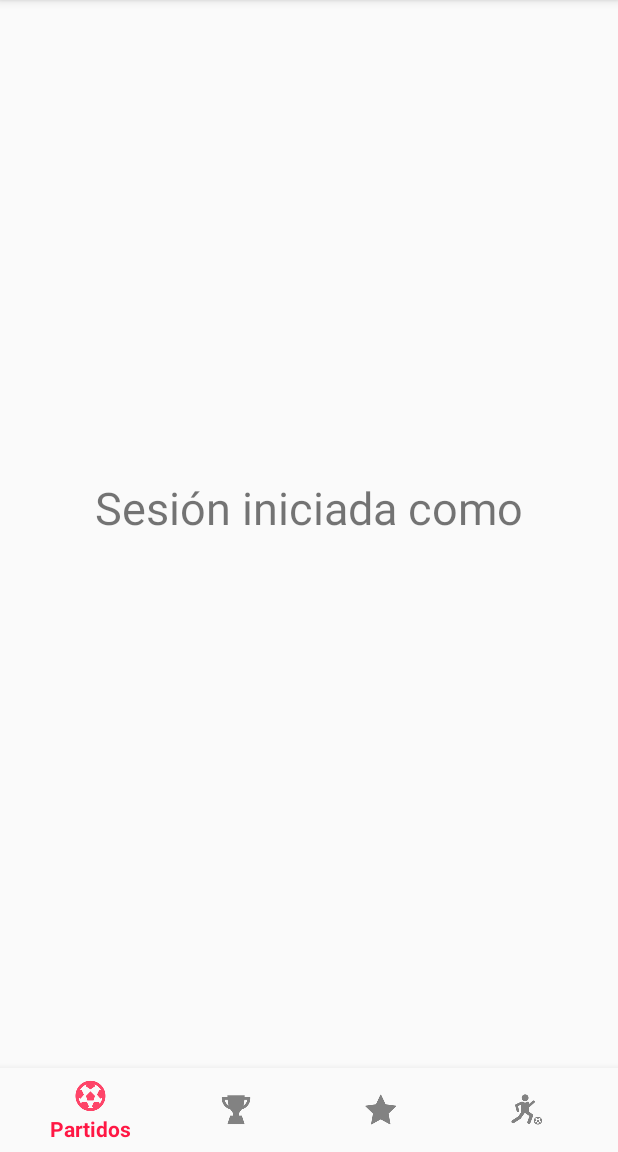
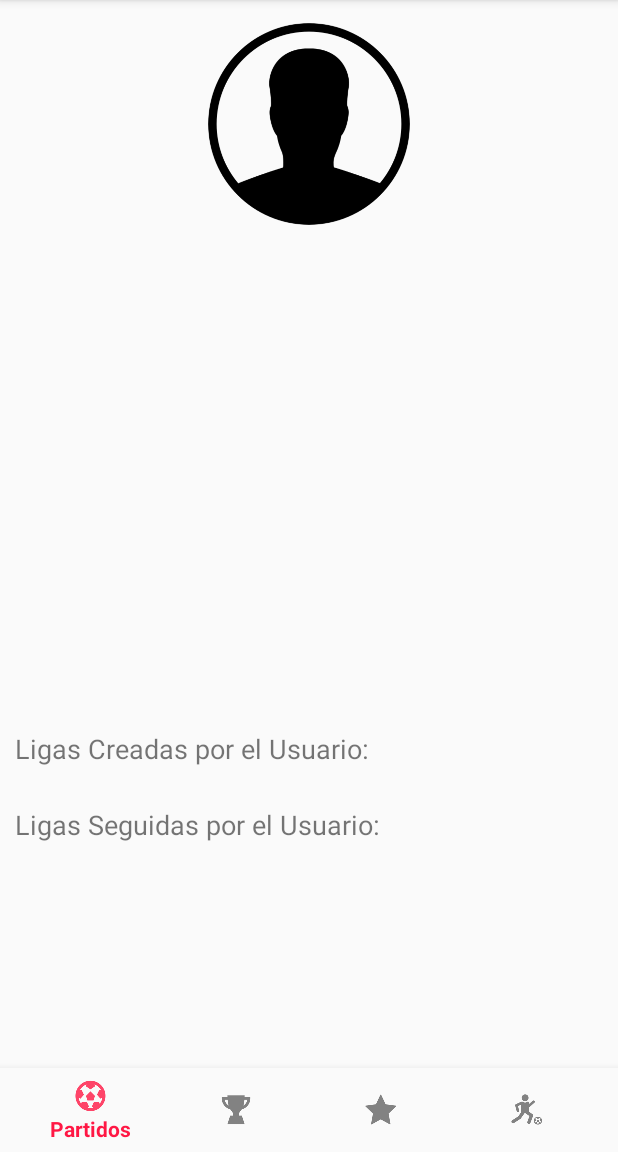
Before and after one commit to DonPolluelo/AppPichanga, an Android app: the fragment PerfilFragment placed in its activity, on a phone screen of 412 x 824 dp, the part 84-1236 px from its top. Run offline under Robolectric (Android 15) with nearby library versions, the phone set to English and light mode, and no system bars.

Commit message:
presentacion avance

```diff
--- a/app/src/main/java/com/pichangaexample/pichanga/MainActivity.java
+++ b/app/src/main/java/com/pichangaexample/pichanga/MainActivity.java
@@ -22,30 +22,6 @@ public class MainActivity extends AppCompatActivity {
 
     public static final String user = "names";
 
-
-
-    /*private BottomNavigationView.OnNavigationItemSelectedListener mOnNavigationItemSelectedListener
-            = new BottomNavigationView.OnNavigationItemSelectedListener() {
-
-        @Override
-        public boolean onNavigationItemSelected(@NonNull MenuItem item) {
-            switch (item.getItemId()) {
-                case R.id.navigation_partidos:
-                    mTextMessage.setText(R.string.title_partidos);
-                    return true;
-                case R.id.navigation_favoritos:
-                    mTextMessage.setText(R.string.title_favoritos);
-                    return true;
-                case R.id.navigation_ligas:
-                    mTextMessage.setText(R.string.title_ligas);
-                    return true;
-                case R.id.navigation_perfil:
-                    mTextMessage.setText(R.string.title_perfil);
-                    return true;
-            }
-            return false;
-        }
-    };*/
 
 
 
@@ -103,6 +79,7 @@ public class MainActivity extends AppCompatActivity {
         super.onCreate(savedInstanceState);
         setContentView(R.layout.activity_main);
 
+
         BottomNavigationView bottomNav = findViewById(R.id.bottom_navigation);
         bottomNav.setOnNavigationItemSelectedListener(navListener);
 
--- a/app/src/main/java/com/pichangaexample/pichanga/PartidosFragment.java
+++ b/app/src/main/java/com/pichangaexample/pichanga/PartidosFragment.java
@@ -2,16 +2,18 @@ package com.pichangaexample.pichanga;
 
 import android.os.Bundle;
 import android.support.annotation.Nullable;
+import android.support.design.widget.TabLayout;
 import android.support.v4.app.Fragment;
+import android.support.v4.view.ViewPager;
 import android.view.LayoutInflater;
 import android.view.View;
 import android.view.ViewGroup;
 
 public class PartidosFragment extends Fragment {
-
     @Nullable
     @Override
     public View onCreateView(LayoutInflater inflater, @Nullable ViewGroup container, @Nullable Bundle savedInstanceState) {
+
         return inflater.inflate(R.layout.fragment_partidos, container, false);
     }
 }
--- a/app/src/main/java/com/pichangaexample/pichanga/PerfilFragment.java
+++ b/app/src/main/java/com/pichangaexample/pichanga/PerfilFragment.java
@@ -12,7 +12,8 @@ import android.widget.TextView;
 import static android.content.Context.MODE_PRIVATE;
 
 public class PerfilFragment extends Fragment {
-
+    Integer i;
+    String str="";
     View view;
 
     @Nullable
@@ -23,7 +24,13 @@ public class PerfilFragment extends Fragment {
         SharedPreferences prefs = getActivity().getSharedPreferences("login", MODE_PRIVATE);
         String correo = prefs.getString("correo", "");
 
-        setText("Sesión iniciada como\n" + correo);
+        for(i=0;i<correo.length();i++){
+            if (correo.charAt(i)!='@'){
+                str += correo.charAt(i);
+            }
+            else{break;}
+        }
+        setText(str);
 
         return view;
 
--- a/app/src/main/java/com/pichangaexample/pichanga/Register.java
+++ b/app/src/main/java/com/pichangaexample/pichanga/Register.java
@@ -1,12 +1,8 @@
 package com.pichangaexample.pichanga;
 
 import android.app.ProgressDialog;
-import android.content.Context;
 import android.content.Intent;
 import android.content.SharedPreferences;
-import android.net.ConnectivityManager;
-import android.net.Network;
-import android.net.NetworkInfo;
 import android.os.Bundle;
 import android.support.annotation.NonNull;
 import android.support.v7.app.AppCompatActivity;
@@ -14,7 +10,6 @@ import android.text.TextUtils;
 import android.view.View;
 import android.widget.Button;
 import android.widget.EditText;
-import android.widget.RadioButton;
 import android.widget.Toast;
 
 import com.google.android.gms.tasks.OnCompleteListener;
@@ -22,8 +17,6 @@ import com.google.android.gms.tasks.Task;
 import com.google.firebase.auth.AuthResult;
 import com.google.firebase.auth.FirebaseAuth;
 import com.google.firebase.auth.FirebaseAuthUserCollisionException;
-
-import static com.pichangaexample.pichanga.MainActivity.user;
 
 public class Register extends AppCompatActivity implements View.OnClickListener {
 
@@ -96,7 +89,7 @@ public class Register extends AppCompatActivity implements View.OnClickListener
                         //checking if success
                         if(task.isSuccessful()){
 
-                            Toast.makeText(Register.this,"Se ha registrado el usuario con el email: "+ TextEmail.getText(),Toast.LENGTH_LONG).show();
+                            Toast.makeText(Register.this,"Se ha registrado el usuario con éxito",Toast.LENGTH_LONG).show();
                         }else{
                             if (task.getException() instanceof FirebaseAuthUserCollisionException) {//si se presenta una colisión
                                 Toast.makeText(Register.this, "Ese usuario ya existe ", Toast.LENGTH_SHORT).show();
@@ -159,7 +152,7 @@ public class Register extends AppCompatActivity implements View.OnClickListener
                             editor.apply();
 
 
-                           // Toast.makeText(Register.this, "Bienvenido: " + TextEmail.getText(), Toast.LENGTH_LONG).show();
+                            // Toast.makeText(Register.this, "Bienvenido: " + TextEmail.getText(), Toast.LENGTH_LONG).show();
                             Intent intencion = new Intent(getApplication(), MainActivity.class);
 
                             intencion.putExtra(MainActivity.user, user);
--- a/app/src/main/res/layout/fragment_favoritos.xml
+++ b/app/src/main/res/layout/fragment_favoritos.xml
@@ -8,6 +8,7 @@
     <SearchView
         android:layout_width="match_parent"
         android:layout_height="wrap_content"
+        android:clickable="true"
         android:gravity="top"
         android:inputType="text"
         android:orientation="horizontal"
--- a/app/src/main/res/layout/fragment_ligas.xml
+++ b/app/src/main/res/layout/fragment_ligas.xml
@@ -22,22 +22,23 @@
         android:layout_marginStart="16dp"
         android:layout_marginTop="16dp"
         android:layout_marginEnd="16dp"
+        app:menu_colorNormal="#00b8d4"
         android:layout_marginBottom="16dp">
 
         <com.github.clans.fab.FloatingActionButton
             android:id="@+id/CrearLiga"
             android:layout_width="match_parent"
             android:layout_height="match_parent"
-            android:background="#E91E63"
             android:src="@drawable/ic_ligas"
             app:fab_label="Agregar Liga"
+            app:fab_colorNormal="#00b8d4"
             app:fab_size="mini" />
 
         <com.github.clans.fab.FloatingActionButton
             android:id="@+id/EditarLiga"
             android:layout_width="match_parent"
             android:layout_height="match_parent"
-            android:background="#E91E63"
+            app:fab_colorNormal="#00b8d4"
             android:src="@drawable/ic_ligas"
             app:fab_label="Editar Liga"
             app:fab_size="mini" />
--- a/app/src/main/res/layout/fragment_partidos.xml
+++ b/app/src/main/res/layout/fragment_partidos.xml
@@ -1,6 +1,7 @@
 <?xml version="1.0" encoding="utf-8"?>
 
 <RelativeLayout xmlns:android="http://schemas.android.com/apk/res/android"
+    xmlns:app="http://schemas.android.com/apk/res-auto"
     android:layout_width="match_parent"
     android:layout_height="match_parent">
 
--- a/app/src/main/res/layout/fragment_perfil.xml
+++ b/app/src/main/res/layout/fragment_perfil.xml
@@ -1,15 +1,51 @@
 <?xml version="1.0" encoding="utf-8"?>
 
 <RelativeLayout xmlns:android="http://schemas.android.com/apk/res/android"
+    xmlns:app="http://schemas.android.com/apk/res-auto"
+    xmlns:tools="http://schemas.android.com/tools"
     android:layout_width="match_parent"
     android:layout_height="match_parent">
+
+    <ImageView
+        android:id="@+id/imageView3"
+        android:layout_width="match_parent"
+        android:layout_height="165dp"
+        android:layout_alignParentStart="true"
+        android:layout_alignParentTop="true"
+        android:layout_marginStart="0dp"
+        android:layout_marginTop="0dp"
+        app:srcCompat="@drawable/person" />
 
     <TextView
         android:id="@+id/perfil_textview"
         android:layout_width="wrap_content"
         android:layout_height="wrap_content"
+        android:layout_alignParentTop="false"
+        android:layout_centerHorizontal="true"
+        android:layout_marginTop="185dp"
         android:text="Perfil Fragment"
-        android:textSize="30sp"
-        android:layout_centerInParent="true"/>
+        android:textSize="30sp" />
+
+    <TextView
+        android:id="@+id/textView3"
+        android:layout_width="match_parent"
+        android:layout_height="35dp"
+        android:layout_alignParentStart="true"
+        android:layout_alignParentBottom="true"
+        android:layout_marginStart="10dp"
+        android:layout_marginBottom="190dp"
+        android:text="Ligas Creadas por el Usuario:"
+        android:textSize="18sp" />
+
+    <TextView
+        android:id="@+id/textView4"
+        android:layout_width="wrap_content"
+        android:layout_height="wrap_content"
+        android:layout_alignParentStart="true"
+        android:layout_alignParentBottom="true"
+        android:layout_marginStart="10dp"
+        android:layout_marginBottom="150dp"
+        android:text="Ligas Seguidas por el Usuario:"
+        android:textSize="18sp" />
 
 </RelativeLayout>
--- a/app/src/main/res/menu/menu_bar.xml
+++ b/app/src/main/res/menu/menu_bar.xml
@@ -3,7 +3,7 @@
     xmlns:app="http://schemas.android.com/apk/res-auto">
     <item
         android:id="@+id/action_logout"
-        android:title="Logout"
+        android:title="Cerrar Sesión"
         app:showAsAction="never">
     </item>
 </menu>
```
Also changed, not shown: app/src/main/res/drawable/person.png (added).
